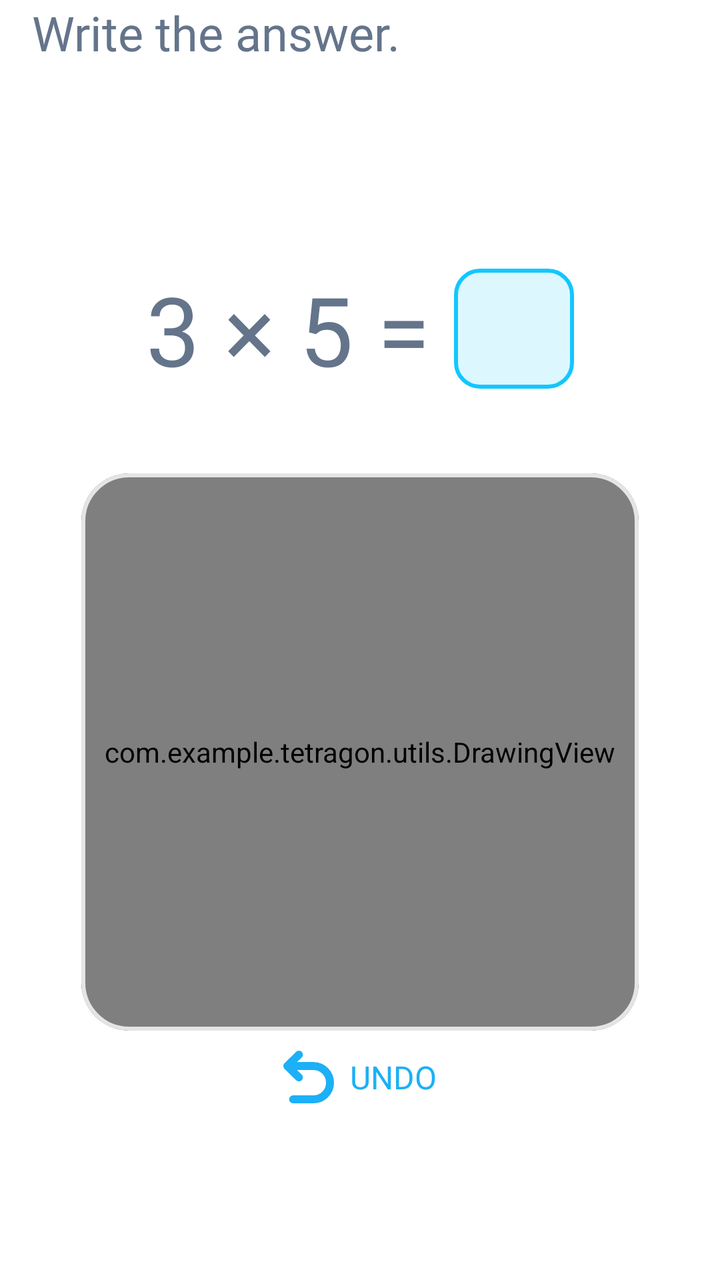
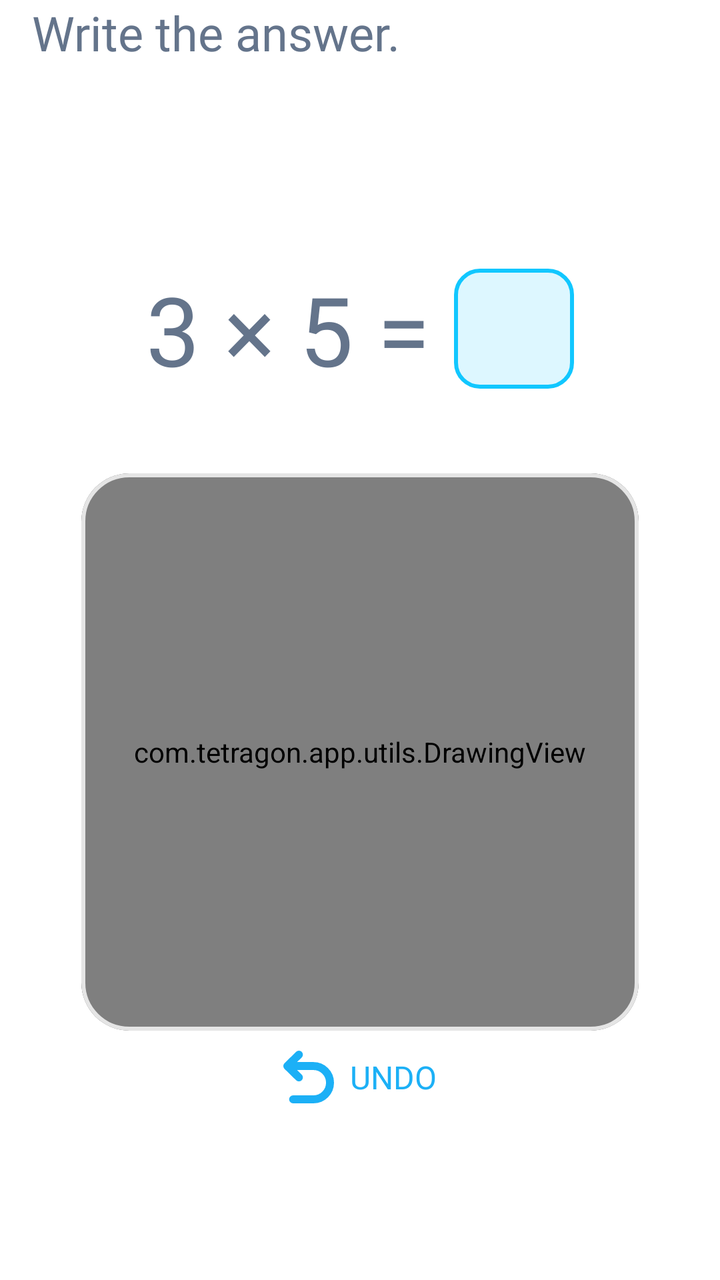

Compare the two renders of this Android layout. The source of the first and the diff that turns it into the second are given below.
<!-- AndroidManifest.xml: application theme Theme.Tetragon -->
<!-- res/layout/fragment_ui_ai_addition.xml -->
<?xml version="1.0" encoding="utf-8"?>
<androidx.constraintlayout.widget.ConstraintLayout xmlns:android="http://schemas.android.com/apk/res/android"
    xmlns:app="http://schemas.android.com/apk/res-auto"
    android:layout_width="match_parent"
    android:layout_height="match_parent"
    android:background="#FFFFFF"
    android:paddingRight="16dp"
    android:paddingLeft="16dp">

    <TextView
        android:id="@+id/instructionText"
        android:layout_width="wrap_content"
        android:layout_height="wrap_content"
        android:fontFamily="@font/inter_semibold"
        android:text="@string/write_the_answer"
        android:textColor="@color/text_color"
        android:textSize="24sp"
        app:layout_constraintStart_toStartOf="parent"
        app:layout_constraintTop_toTopOf="parent" />

    <LinearLayout
        android:id="@+id/problemRow"
        android:layout_width="wrap_content"
        android:layout_height="wrap_content"
        android:gravity="center"
        android:layout_marginTop="100dp"
        android:orientation="horizontal"
        app:layout_constraintEnd_toEndOf="parent"
        app:layout_constraintStart_toStartOf="parent"
        app:layout_constraintTop_toBottomOf="@+id/instructionText"
        app:layout_constraintVertical_bias="0.3">

        <TextView
            android:id="@+id/tvQuestion"
            android:layout_width="wrap_content"
            android:layout_height="wrap_content"
            android:fontFamily="@font/inter_semibold"
            android:text="3 × 5 ="
            android:textColor="@color/text_color"
            android:textSize="48sp" />

        <FrameLayout
            android:layout_width="60dp"
            android:layout_height="60dp"
            android:layout_marginStart="12dp">

            <ImageView
                android:id="@+id/boxIndicator"
                android:layout_width="match_parent"
                android:layout_height="match_parent"
                android:src="@drawable/answer_blue_box" />

            <TextView
                android:id="@+id/tvAnswerOverlay"
                android:layout_width="match_parent"
                android:layout_height="match_parent"
                android:fontFamily="@font/inter_bold"
                android:gravity="center"
                android:textColor="@color/text_color"
                android:textSize="30sp"
                android:visibility="gone" />
        </FrameLayout>
    </LinearLayout>

    <com.google.android.material.card.MaterialCardView
        android:id="@+id/drawingContainer"
        android:layout_width="0dp"
        android:layout_height="0dp"
        app:cardBackgroundColor="@color/gray_3"
        app:cardCornerRadius="24dp"
        app:cardElevation="0dp"
        android:layout_marginTop="40dp"
        app:layout_constraintDimensionRatio="1:1"
        app:layout_constraintEnd_toEndOf="parent"
        app:layout_constraintStart_toStartOf="parent"
        app:layout_constraintTop_toBottomOf="@id/problemRow"
        app:layout_constraintWidth_percent="0.85"
        app:strokeColor="#e5e5e5"
        app:strokeWidth="2dp">

        <FrameLayout
            android:layout_width="match_parent"
            android:layout_height="match_parent">

            <com.example.tetragon.utils.DrawingView
                android:id="@+id/drawingView"
                android:layout_width="match_parent"
                android:layout_height="match_parent"
                android:background="@color/gray_3" />

            <View
                android:id="@+id/drawingOverlay"
                android:layout_width="match_parent"
                android:layout_height="match_parent"
                android:background="@android:color/transparent"
                android:clickable="true"
                android:focusable="true"
                android:visibility="gone" />
        </FrameLayout>

    </com.google.android.material.card.MaterialCardView>

    <TextView
        android:id="@+id/undoBtn"
        android:layout_width="wrap_content"
        android:layout_height="wrap_content"
        android:drawablePadding="8dp"
        android:fontFamily="@font/inter_bold"
        android:gravity="center"
        android:layout_marginTop="10dp"
        android:text="@string/undo"
        android:textColor="#1cb0f6"
        android:textSize="16sp"
        app:drawableStartCompat="@drawable/undo_icon"
        app:drawableTint="#1cb0f6"
        app:layout_constraintEnd_toEndOf="parent"
        app:layout_constraintStart_toStartOf="parent"
        app:layout_constraintTop_toBottomOf="@+id/drawingContainer" />

</androidx.constraintlayout.widget.ConstraintLayout>
<!-- resources referenced by this layout -->
<resources>
  <color name="gray_3">#FAFAFA</color>
  <color name="text_color">#64748b</color>
  <!-- drawable answer_blue_box (drawable) -->
  <?xml version="1.0" encoding="utf-8"?>
  <shape xmlns:android="http://schemas.android.com/apk/res/android"
      android:shape="rectangle">
      <solid android:color="@color/blue_4"/>
      <stroke android:color="@color/blue_2"
          android:width="2dp"/>
      <corners android:radius="12dp"/>
  </shape>
  <!-- drawable undo_icon (drawable) -->
  <vector xmlns:android="http://schemas.android.com/apk/res/android"
      android:width="25.47dp"
      android:height="26.38dp"
      android:viewportWidth="25.47"
      android:viewportHeight="26.38">
    <path
        android:pathData="M4.92,7.7h10.21c4.61,0 8.34,3.73 8.34,8.34h0c0,4.61 -3.73,8.34 -8.34,8.34H4.92"
        android:strokeLineJoin="round"
        android:strokeWidth="4"
        android:fillColor="#00000000"
        android:strokeColor="#11c7ff"
        android:strokeLineCap="round"/>
    <path
        android:pathData="M7.84,2l-5.84,5.7l5.84,5.7"
        android:strokeLineJoin="round"
        android:strokeWidth="4"
        android:fillColor="#00000000"
        android:strokeColor="#11c7ff"
        android:strokeLineCap="round"/>
  </vector>
  <string name="undo">UNDO</string>
  <string name="write_the_answer">Write the answer.</string>
  <style name="Theme.Tetragon" parent="Base.Theme.Tetragon" />
  <color name="blue_4">#DDF7FF</color>
  <color name="blue_2">#11C7FF</color>
  <style name="Base.Theme.Tetragon" parent="Theme.Material3.DayNight.NoActionBar">
          <item name="android:statusBarColor">@color/white</item>
          <item name="android:navigationBarColor">@color/white</item>
          <item name="android:windowLightStatusBar">true</item>
  
          <item name="android:windowBackground">@color/white</item>
          <item name="android:colorBackground">@color/white</item>
  
          <item name="android:windowIsTranslucent">false</item>
      </style>
  <color name="white">#FFFFFFFF</color>
</resources>

<!-- the commit's change to res/layout/fragment_ui_ai_addition.xml (unified diff, before → after) -->
@@ -82,7 +82,7 @@
             android:layout_width="match_parent"
             android:layout_height="match_parent">
 
-            <com.example.tetragon.utils.DrawingView
+            <com.tetragon.app.utils.DrawingView
                 android:id="@+id/drawingView"
                 android:layout_width="match_parent"
                 android:layout_height="match_parent"
